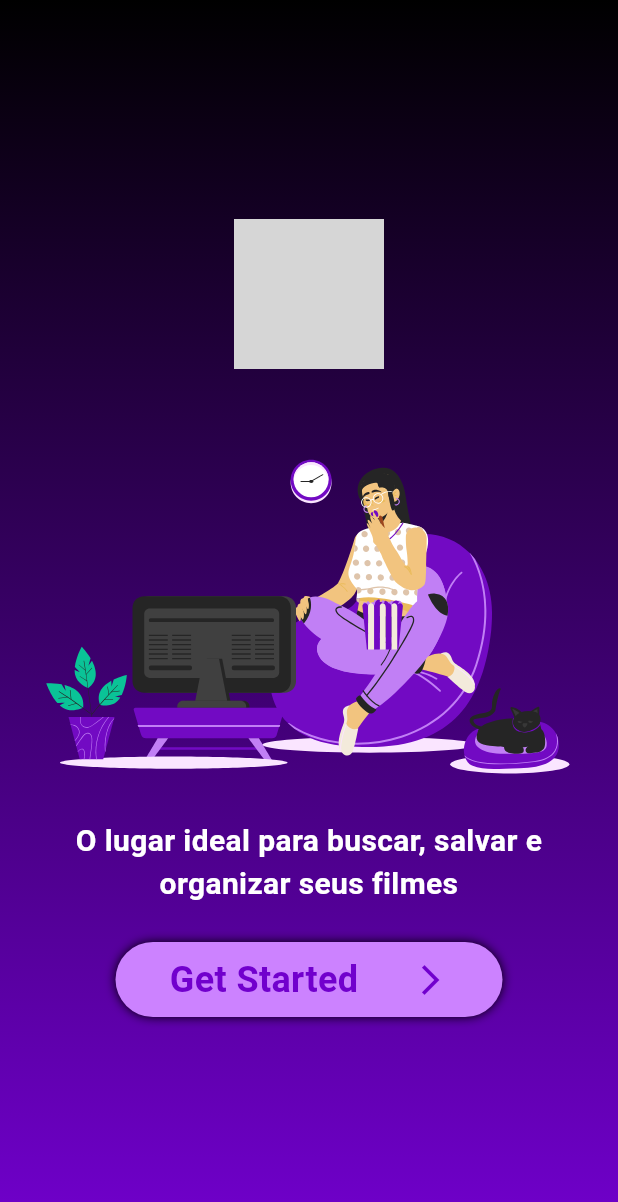
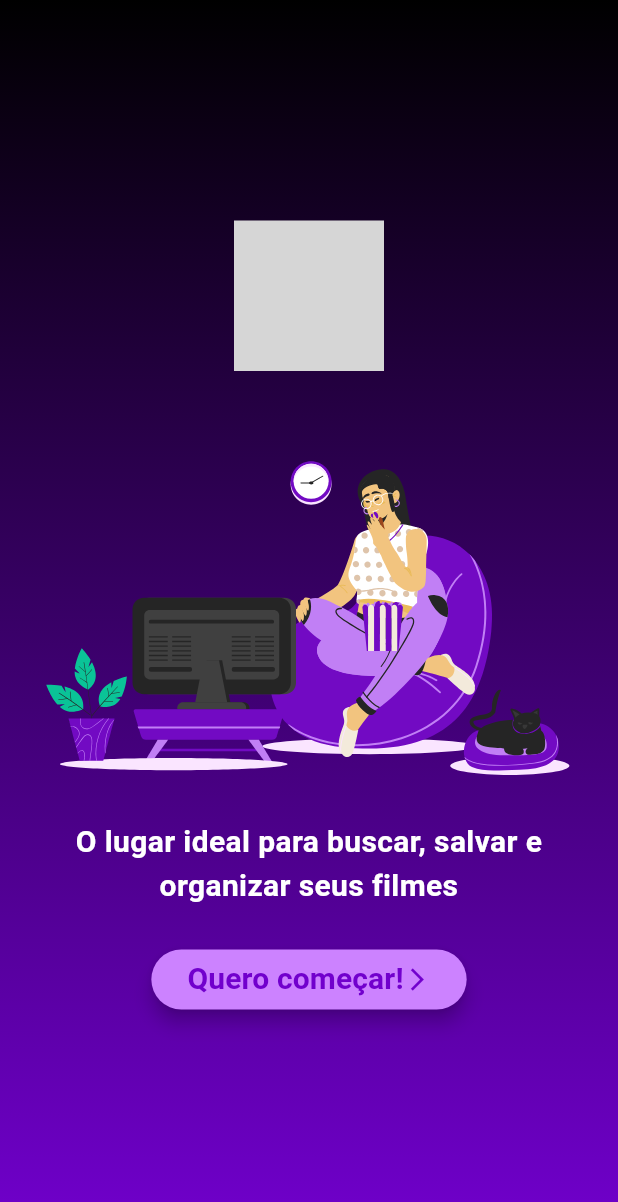
Before and after one commit to PedruHNS/movie_app_flutter, a Flutter app: the screen it shows after launch, on a phone screen of 412 x 824 dp. Shown: the top 1202 px of the screen. Run offline on Flutter 3.47's test engine with Material 3 defaults, Android fonts, the phone set to English and light mode, and no system bars; our stand-ins replace flutter_svg, go_router, lottie, signals; grey boxes are pictures that could not be loaded.

Commit message:
mexendo na parte logica

```diff
--- /dev/null
+++ b/lib/data/models/movie_model.dart
@@ -0,0 +1 @@
+class MovieModel {}
--- a/lib/ui/core/themes/theme_app.dart
+++ b/lib/ui/core/themes/theme_app.dart
@@ -4,11 +4,10 @@ class ThemeApp {
   static ThemeData get themeData {
     return ThemeData(
       useMaterial3: true,
+      brightness: Brightness.dark,
       bottomNavigationBarTheme: BottomNavigationBarThemeData(
-        backgroundColor: Color(0xFF7100cd),
-        unselectedItemColor: Color(0xFFcc82ff),
-        selectedItemColor: Colors.black,
-        type: BottomNavigationBarType.fixed,
+        unselectedItemColor: Colors.white,
+        selectedItemColor: Color(0xFF7100cd),
         showUnselectedLabels: false,
         showSelectedLabels: true,
         selectedIconTheme: IconThemeData(size: 30),
--- a/lib/ui/core/widgets/button_custom.dart
+++ b/lib/ui/core/widgets/button_custom.dart
@@ -9,39 +9,64 @@ class ButtonCustom extends StatelessWidget {
 
   @override
   Widget build(BuildContext context) {
-    return Padding(
-      padding: const EdgeInsets.symmetric(horizontal: 77),
-      child: Container(
-        height: 50,
-        decoration: BoxDecoration(
-            color: Color(0xFFcc82ff),
+    // return InkWell(
+    //   onTap: onTap,
+    //   child: Ink(
+    //       decoration: BoxDecoration(
+    //           color: Color(0xFFcc82ff),
+    //           borderRadius: BorderRadius.circular(32),
+    //           boxShadow: const [
+    //             BoxShadow(
+    //               color: Colors.black,
+    //               blurRadius: 5.0,
+    //             ),
+    //           ]),
+    //       child: Padding(
+    //         padding: const EdgeInsets.symmetric(vertical: 10, horizontal: 16),
+    //         child: Row(
+    //           mainAxisAlignment: icon != null
+    //               ? MainAxisAlignment.spaceEvenly
+    //               : MainAxisAlignment.center,
+    //           mainAxisSize: MainAxisSize.min,
+    //           children: [
+    //             Text(
+    //               text,
+    //               style: TextStyle(
+    //                   fontSize: 24,
+    //                   color: Color(0xFF7100cd),
+    //                   fontWeight: FontWeight.bold),
+    //             ),
+    //             icon != null
+    //                 ? Icon(icon, color: Color(0xFF7100cd))
+    //                 : SizedBox.shrink()
+    //           ],
+    //         ),
+    //       )),
+    // );
+    return ElevatedButton(
+        style: ElevatedButton.styleFrom(
+          backgroundColor: Color(0xFFcc82ff),
+          shape: RoundedRectangleBorder(
             borderRadius: BorderRadius.circular(32),
-            boxShadow: const [
-              BoxShadow(
-                color: Colors.black,
-                blurRadius: 5.0,
           ),
-            ]),
-        child: InkWell(
-            onTap: onTap,
+          shadowColor: Colors.black,
+          elevation: 5.0,
+        ),
+        onPressed: onTap,
+        iconAlignment: IconAlignment.start,
         child: Row(
-              mainAxisAlignment: icon != null
-                  ? MainAxisAlignment.spaceEvenly
-                  : MainAxisAlignment.center,
+          mainAxisSize: MainAxisSize.min,
+          mainAxisAlignment: MainAxisAlignment.spaceEvenly,
           children: [
-                Text(
-                  text,
+            Text(text,
                 style: TextStyle(
-                      fontSize: 24,
-                      color: Color(0xFF7100cd),
-                      fontWeight: FontWeight.bold),
-                ),
+                    fontSize: 20,
+                    fontWeight: FontWeight.bold,
+                    color: Color(0xFF7100cd))),
             icon != null
                 ? Icon(icon, color: Color(0xFF7100cd))
-                    : SizedBox.shrink()
+                : SizedBox.shrink(),
           ],
-            )),
-      ),
-    );
+        ));
   }
 }
--- a/lib/ui/home/widgets/card_movie_widget.dart
+++ b/lib/ui/core/widgets/card_movie_widget.dart
@@ -14,7 +14,7 @@ class CardMovieWidget extends StatelessWidget {
   @override
   Widget build(BuildContext context) {
     return Padding(
-      padding: const EdgeInsets.all(16),
+      padding: const EdgeInsets.all(8.0),
       child: Container(
         decoration: BoxDecoration(
           borderRadius: BorderRadius.circular(10),
--- a/lib/ui/home/widgets/popular_screen.dart
+++ b/lib/ui/home/widgets/popular_screen.dart
@@ -1,5 +1,5 @@
 import 'package:flutter/material.dart';
-import 'package:movie_db/ui/home/widgets/card_movie_widget.dart';
+import 'package:movie_db/ui/core/widgets/card_movie_widget.dart';
 
 class PopularScreen extends StatelessWidget {
   const PopularScreen({super.key});
@@ -17,18 +17,17 @@ class PopularScreen extends StatelessWidget {
           ],
         ),
       ),
+      child: Padding(
+        padding: const EdgeInsets.only(top: 32, right: 16, bottom: 0, left: 16),
         child: CustomScrollView(
           slivers: [
             const SliverToBoxAdapter(
-            child: Padding(
-              padding: EdgeInsets.only(top: 32, left: 16),
               child: Text(
                 'Populares',
                 style: TextStyle(
                   color: Colors.white,
                   fontSize: 24,
                   fontWeight: FontWeight.bold,
-                ),
                 ),
               ),
             ),
@@ -43,6 +42,7 @@ class PopularScreen extends StatelessWidget {
             )
           ],
         ),
+      ),
     );
   }
 }
--- a/lib/ui/splash/widgets/splash_screen.dart
+++ b/lib/ui/splash/widgets/splash_screen.dart
@@ -12,6 +12,7 @@ class SplashScreen extends StatelessWidget {
   Widget build(BuildContext context) {
     return Scaffold(
       body: Container(
+          padding: const EdgeInsets.symmetric(horizontal: 26),
           decoration: BoxDecoration(
             gradient: LinearGradient(
               colors: [
@@ -27,27 +28,20 @@ class SplashScreen extends StatelessWidget {
             spacing: 24,
             children: [
               SvgPicture.asset('assets/images/logo.svg', height: 100),
-              Padding(
-                padding: const EdgeInsets.symmetric(horizontal: 26),
-                child: Lottie.asset('assets/lottie/splash.json'),
-              ),
-              Padding(
-                padding: const EdgeInsets.symmetric(horizontal: 18),
-                child: Text(
-                    'O lugar ideal para buscar, salvar e organizar seus filmes',
+              Lottie.asset('assets/lottie/splash.json'),
+              Text('O lugar ideal para buscar, salvar e organizar seus filmes',
                   textAlign: TextAlign.center,
                   style: TextStyle(
                     fontSize: 20,
                     color: Colors.white,
                     fontWeight: FontWeight.bold,
                   )),
-              ),
               ButtonCustom(
                 onTap: () {
                   // GoRouter.of(context).pushReplacement('/home');
                   context.pushReplacement(Routes.home);
                 },
-                text: 'Get Started',
+                text: 'Quero começar!',
                 icon: Icons.arrow_forward_ios_sharp,
               )
             ],
```
Lines whose indentation alone changed are shown as unchanged.
